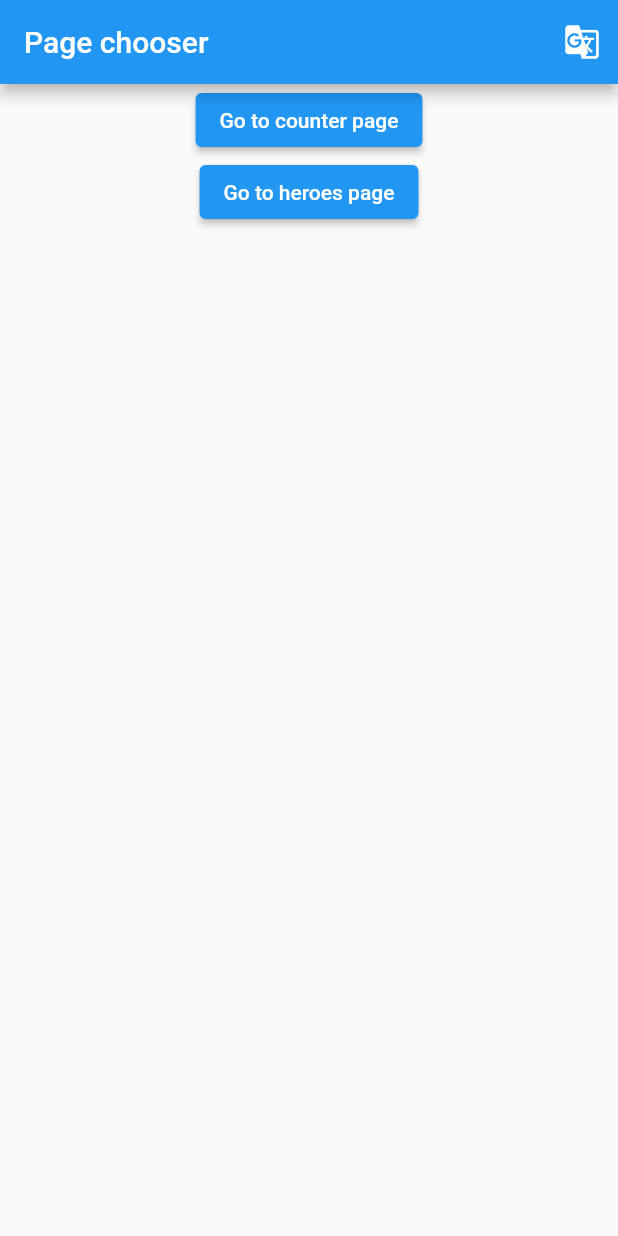
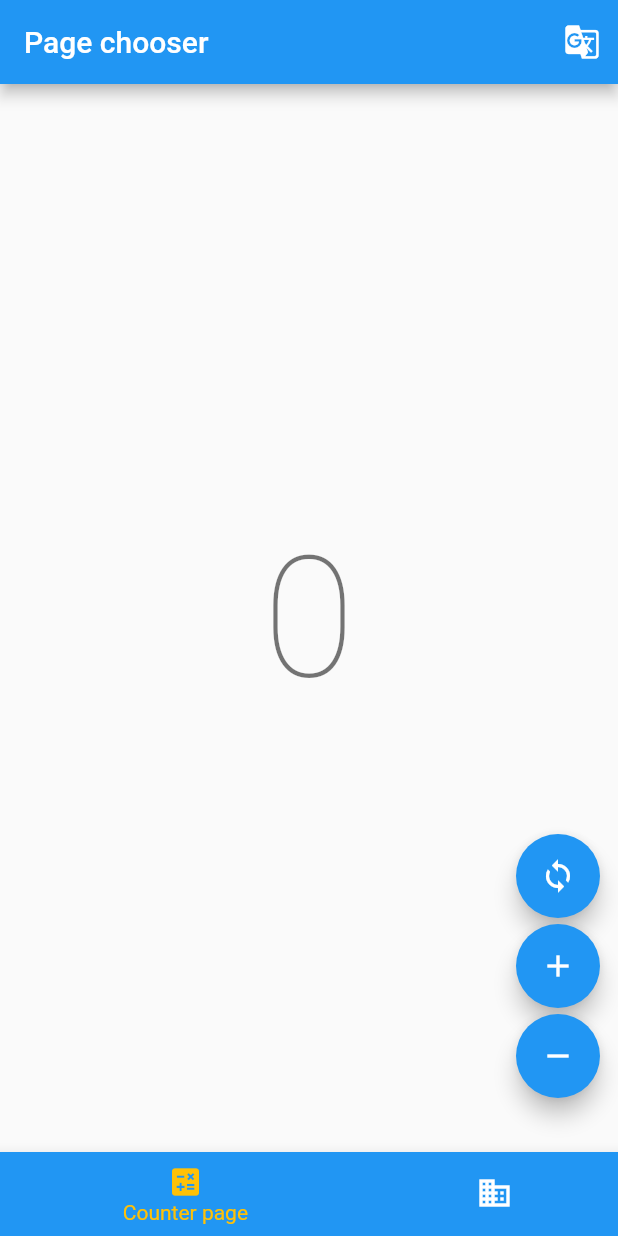
Before and after one commit to alexaniko88/atym_flutter_app, a Flutter app: the screen it shows after launch, on a phone screen of 412 x 824 dp. Run offline on Flutter 3.47's test engine with Material 2 defaults, Android fonts, the phone set to English and light mode, and no system bars; our stand-ins replace cached_network_image, connectivity_plus, flutter_bloc, get; missing offline and left inert: adaptive_action_sheet, connectivity_plus_web; generated files the repository leaves out were written again.

Commit message:
Adding the connectivity_notificator.dart and improving the connectivity workflow. Adding bottom navigation bar and use bottom actions insteadof dummy buttons on main. Also some renaming

```diff
--- a/lib/constants.dart
+++ b/lib/constants.dart
@@ -1,6 +1,7 @@
 const double leadingImageWidth = 50;
 const double heroListTileTrailingWidth = 100;
 const double defaultPadding = 12;
+const double counterActionsBottomPadding = 36;
 const double errorStateIconSize = 50;
 
 const String notAvailable = 'N/A';
--- a/lib/cubits/connectivity_wrapper_cubit.dart
+++ b/lib/cubits/connectivity_wrapper_cubit.dart
@@ -13,7 +13,7 @@ class ConnectivityWrapperCubit extends Cubit<bool> {
 
   void setConnectivityListener() {
     _connectivityService.setConnectivityListener(
-      doOnConnected: doOnDisconnected,
+      doOnConnected: doOnConnected,
       doOnDisconnected: doOnDisconnected,
     );
   }
--- a/lib/l10n/app_en.arb
+++ b/lib/l10n/app_en.arb
@@ -2,13 +2,13 @@
   "@@locale": "en",
 
   "pageChooser": "Page chooser",
-  "goToCounterPage": "Go to counter page",
   "counterPage": "Counter page",
-  "goToHeroesPage": "Go to heroes page",
   "heroesPage": "Heroes Page",
   "changeLanguageToSpanish": "Change language to Spanish",
   "changeLanguageToEnglish": "Change language to English",
   "speed": "Speed",
   "power": "Power",
-  "strength": "Strength"
+  "strength": "Strength",
+  "youAreOffline": "You are offline!",
+  "youAreBackOnline": "You are back online!"
 }
--- a/lib/l10n/app_es.arb
+++ b/lib/l10n/app_es.arb
@@ -10,5 +10,6 @@
   "changeLanguageToEnglish": "Cambiar idioma a Inglés",
   "speed": "Velocidad",
   "power": "Poder",
-  "strength": "Fuerza"
-}
+  "strength": "Fuerza",
+  "youAreOffline": "Estas desconectado!",
+  "youAreBackOnline": "Estas conectado de vuelta!"}
--- a/lib/main.dart
+++ b/lib/main.dart
@@ -1,10 +1,10 @@
 import 'package:atym_flutter_app/core/simple_bloc_delegate.dart';
 import 'package:atym_flutter_app/cubits/connectivity_wrapper_cubit.dart';
+import 'package:atym_flutter_app/cubits/counter_cubit.dart';
+import 'package:atym_flutter_app/cubits/heroes_cubit.dart';
 import 'package:atym_flutter_app/l10n/locales.dart';
 import 'package:atym_flutter_app/provider_setup.dart';
-import 'package:atym_flutter_app/ui/pages/counter_page.dart';
-import 'package:atym_flutter_app/ui/pages/heroes_page.dart';
-import 'package:atym_flutter_app/ui/widgets/language_switcher_icon.dart';
+import 'package:atym_flutter_app/ui/pages/main_navigator_page.dart';
 import 'package:flutter/material.dart';
 import 'package:flutter_bloc/flutter_bloc.dart';
 import 'package:flutter_gen/gen_l10n/app_localizations.dart';
@@ -18,12 +18,7 @@
     () {
       runApp(
         MultiProvider(
-          providers: providers
-            ..add(
-              BlocProvider(
-                create: (context) => ConnectivityWrapperCubit(),
-              ),
-            ),
+          providers: providers,
           child: const MyApp(),
         ),
       );
@@ -37,40 +32,24 @@
 
   @override
   Widget build(BuildContext context) {
-    return GetMaterialApp(
-      localizationsDelegates: AppLocalizations.localizationsDelegates,
-      supportedLocales: AppLocalizations.supportedLocales,
-      locale: Get.locale,
-      home: Builder(
-        builder: (context) {
-          return Scaffold(
-            appBar: AppBar(
-              title: Text(AppLocalizations.of(context).pageChooser),
-              actions: [LanguageSwitcherIcon()],
-            ),
-            body: Align(
-              alignment: Alignment.center,
-              child: Column(
-                children: [
-                  ElevatedButton(
-                    child: Text(AppLocalizations.of(context).goToCounterPage),
-                    onPressed: () => Navigator.push(
-                      context,
-                      CounterPage.route(),
-                    ),
-                  ),
-                  ElevatedButton(
-                    child: Text(AppLocalizations.of(context).goToHeroesPage),
-                    onPressed: () => Navigator.push(
-                      context,
-                      HeroesPage.route(),
-                    ),
-                  ),
-                ],
-              ),
-            ),
-          );
-        },
+    return MultiBlocProvider(
+      providers: [
+        BlocProvider(
+          create: (context) =>
+              ConnectivityWrapperCubit()..setConnectivityListener(),
+        ),
+        BlocProvider(
+          create: (context) => CounterCubit(),
+        ),
+        BlocProvider(
+          create: (context) => HeroesCubit(context.read()),
+        ),
+      ],
+      child: GetMaterialApp(
+        localizationsDelegates: AppLocalizations.localizationsDelegates,
+        supportedLocales: AppLocalizations.supportedLocales,
+        locale: Get.locale,
+        home: MainNavigatorPage(),
       ),
     );
   }
--- a/lib/services/connectivity/default_connectivity_service.dart
+++ b/lib/services/connectivity/default_connectivity_service.dart
@@ -7,10 +7,11 @@ import 'package:connectivity_plus/connectivity_plus.dart';
 class DefaultConnectivityService implements ConnectivityService {
   final Connectivity? connectivity;
   StreamSubscription<ConnectivityResult>? _connectivityStatusListener;
+  bool isConnectivityStatusReceived = true;
 
   DefaultConnectivityService({
     Connectivity? connectivity,
-  }) : this.connectivity = connectivity ?? Connectivity() {}
+  }) : this.connectivity = connectivity ?? Connectivity();
 
   @override
   Future<bool> hasConnection() async {
@@ -28,14 +29,20 @@ class DefaultConnectivityService implements ConnectivityService {
       switch (result) {
         case ConnectivityResult.wifi:
         case ConnectivityResult.mobile:
-          doOnConnected?.call();
+          if (!isConnectivityStatusReceived) {
+            isConnectivityStatusReceived = true;
+            doOnConnected?.call();
+          }
           break;
         case ConnectivityResult.ethernet:
         // Not used.
         case ConnectivityResult.bluetooth:
         // Not used.
         case ConnectivityResult.none:
-          doOnDisconnected?.call();
+          if (isConnectivityStatusReceived) {
+            isConnectivityStatusReceived = false;
+            doOnDisconnected?.call();
+          }
           break;
       }
     });
--- /dev/null
+++ b/lib/ui/pages/main_navigator_page.dart
@@ -0,0 +1,74 @@
+import 'package:atym_flutter_app/cubits/heroes_cubit.dart';
+import 'package:atym_flutter_app/ui/widgets/connectivity_notificator.dart';
+import 'package:atym_flutter_app/ui/widgets/counter_view.dart';
+import 'package:atym_flutter_app/ui/widgets/heroes_view.dart';
+import 'package:atym_flutter_app/ui/widgets/language_switcher_icon.dart';
+import 'package:flutter/material.dart';
+import 'package:flutter_bloc/flutter_bloc.dart';
+import 'package:flutter_gen/gen_l10n/app_localizations.dart';
+
+class MainNavigatorPage extends StatefulWidget {
+  const MainNavigatorPage({Key? key}) : super(key: key);
+
+  @override
+  State<MainNavigatorPage> createState() => _MainNavigatorPageState();
+}
+
+class _MainNavigatorPageState extends State<MainNavigatorPage> {
+  int _selectedIndex = 0;
+  late final List<Widget> _widgetOptions;
+
+  @override
+  void initState() {
+    _widgetOptions = const [
+      CounterView(),
+      HeroesView(),
+    ];
+    super.initState();
+  }
+
+  void _onItemTapped({
+    required BuildContext context,
+    required int index,
+  }) {
+    setState(() {
+      _selectedIndex = index;
+      if (_selectedIndex == 1) {
+        context.read<HeroesCubit>().getHeroes();
+      }
+    });
+  }
+
+  @override
+  Widget build(BuildContext context) {
+    return Scaffold(
+      appBar: AppBar(
+        title: Text(AppLocalizations.of(context).pageChooser),
+        actions: [LanguageSwitcherIcon()],
+      ),
+      body: _widgetOptions.elementAt(_selectedIndex),
+      bottomSheet: ConnectivityNotificator(),
+      bottomNavigationBar: BottomNavigationBar(
+        type: BottomNavigationBarType.shifting,
+        items: [
+          BottomNavigationBarItem(
+            icon: Icon(Icons.calculate),
+            label: AppLocalizations.of(context).counterPage,
+            backgroundColor: Colors.blue,
+          ),
+          BottomNavigationBarItem(
+            icon: Icon(Icons.business),
+            label: AppLocalizations.of(context).heroesPage,
+            backgroundColor: Colors.green,
+          ),
+        ],
+        currentIndex: _selectedIndex,
+        selectedItemColor: Colors.amber,
+        onTap: (index) => _onItemTapped(
+          context: context,
+          index: index,
+        ),
+      ),
+    );
+  }
+}
--- /dev/null
+++ b/lib/ui/widgets/counter_view.dart
@@ -0,0 +1,56 @@
+import 'package:atym_flutter_app/constants.dart';
+import 'package:atym_flutter_app/cubits/counter_cubit.dart';
+import 'package:flutter/material.dart';
+import 'package:flutter_bloc/flutter_bloc.dart';
+
+class CounterView extends StatelessWidget {
+  const CounterView({Key? key}) : super(key: key);
+
+  @override
+  Widget build(BuildContext context) {
+    return Stack(
+      children: [
+        BlocBuilder<CounterCubit, int>(
+          builder: (context, count) => Center(
+            child: Text(
+              '$count',
+              style: Theme.of(context).textTheme.headline1,
+            ),
+          ),
+        ),
+        Align(
+          alignment: Alignment.bottomRight,
+          child: Padding(
+            padding: const EdgeInsets.only(
+              right: defaultPadding,
+              bottom: counterActionsBottomPadding,
+            ),
+            child: Column(
+              crossAxisAlignment: CrossAxisAlignment.end,
+              mainAxisAlignment: MainAxisAlignment.end,
+              children: <Widget>[
+                FloatingActionButton(
+                  heroTag: 'sync',
+                  child: const Icon(Icons.sync),
+                  onPressed: () => context.read<CounterCubit>().reset(),
+                ),
+                const SizedBox(height: 4),
+                FloatingActionButton(
+                  heroTag: 'add',
+                  child: const Icon(Icons.add),
+                  onPressed: () => context.read<CounterCubit>().increment(),
+                ),
+                const SizedBox(height: 4),
+                FloatingActionButton(
+                  heroTag: 'remove',
+                  child: const Icon(Icons.remove),
+                  onPressed: () => context.read<CounterCubit>().decrement(),
+                ),
+              ],
+            ),
+          ),
+        ),
+      ],
+    );
+  }
+}
```
Also changed, not shown: lib/ui/pages/counter_page.dart (deleted, +0 -61 lines), lib/ui/pages/heroes_page.dart (deleted, +0 -86 lines), lib/ui/widgets/connectivity_notificator.dart (added, +120 -0 lines), lib/ui/widgets/heroes_view.dart (added, +77 -0 lines), 3 other files.
